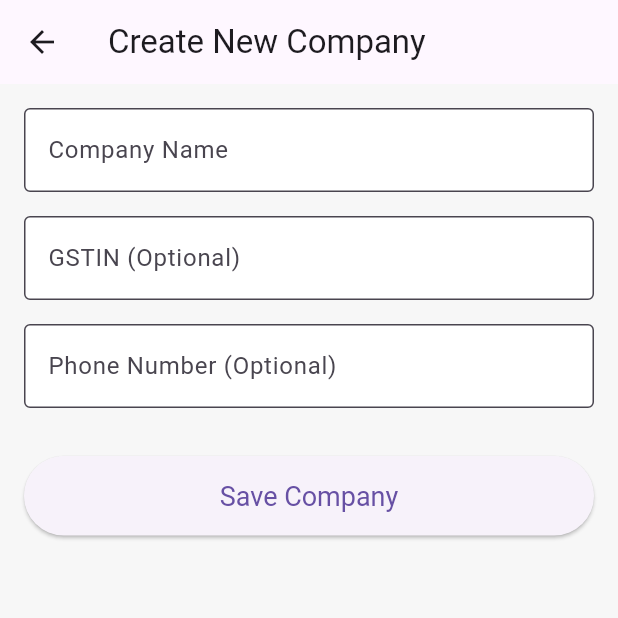
After one commit to neerajklopikl/zooogle, a Flutter app: the screen it shows after launch, after a tap on "Create Company", on a phone screen of 412 x 824 dp, the top half of it. The commit adds this screen. Run offline on Flutter 3.47's test engine with Material 3 defaults, Android fonts, the phone set to English and light mode, and no system bars; our stand-ins replace flutter_dotenv; network calls fail.

Commit message:
first commit

```diff
--- a/lib/main.dart
+++ b/lib/main.dart
@@ -1,22 +1,34 @@
 import 'package:flutter/material.dart';
-import 'package:provider/provider.dart';
-import 'package:zooogle/providers/theme_provider.dart';
-import 'app.dart';
 import 'package:flutter_dotenv/flutter_dotenv.dart';
+import 'screens/company/company_selection_screen.dart';
 
-// The main entry point of the application.
 Future<void> main() async {
-  // Load the environment variables from the .env file.
-  // The file to load is determined by the APP_ENV environment variable.
-  // To run in production, use: flutter run --dart-define=APP_ENV=prod
-  await dotenv.load(fileName: ".env.${const String.fromEnvironment('APP_ENV', defaultValue: 'dev')}");
+  await dotenv.load(fileName: ".env.dev");
 
-  runApp(
-    // We wrap the entire app in a ChangeNotifierProvider.
-    // This "provides" the ThemeProvider to all widgets in the app.
-    ChangeNotifierProvider(
-      create: (_) => ThemeProvider(),
-      child: const MyApp(),
-    ),
-  );
+  runApp(const MyApp());
 }
+
+class MyApp extends StatelessWidget {
+  const MyApp({Key? key}) : super(key: key);
+
+  @override
+  Widget build(BuildContext context) {
+    return MaterialApp(
+      title: 'Zooogle',
+      theme: ThemeData(
+        primarySwatch: Colors.red,
+        visualDensity: VisualDensity.adaptivePlatformDensity,
+        scaffoldBackgroundColor: const Color(0xFFF7F7F7),
+        inputDecorationTheme: const InputDecorationTheme(
+          filled: true,
+          fillColor: Colors.white,
+        ),
+        cardTheme: const CardTheme(
+          elevation: 1,
+          color: Colors.white,
+        ),
+      ),
+      home: const CompanySelectionScreen(),
+    );
+  }
+}
--- /dev/null
+++ b/lib/models/company.dart
@@ -0,0 +1,25 @@
+class Company {
+  final String id;
+  final String name;
+  final String company_code;
+  final String? gstin;
+  final String? phone;
+
+  Company({
+    required this.id,
+    required this.name,
+    required this.company_code,
+    this.gstin,
+    this.phone,
+  });
+
+  factory Company.fromJson(Map<String, dynamic> json) {
+    return Company(
+      id: json['_id'],
+      name: json['name'],
+      company_code: json['company_code'],
+      gstin: json['gstin'],
+      phone: json['phone'],
+    );
+  }
+}
--- /dev/null
+++ b/lib/screens/company/company_selection_screen.dart
@@ -0,0 +1,86 @@
+import 'package:flutter/material.dart';
+import '../../services/api_service.dart';
+import '../../models/company.dart';
+import 'create_company_screen.dart';
+
+class CompanySelectionScreen extends StatefulWidget {
+  const CompanySelectionScreen({Key? key}) : super(key: key);
+
+  @override
+  _CompanySelectionScreenState createState() => _CompanySelectionScreenState();
+}
+
+class _CompanySelectionScreenState extends State<CompanySelectionScreen> {
+  final ApiService _apiService = ApiService();
+  late Future<List<Company>> _companiesFuture;
+
+  @override
+  void initState() {
+    super.initState();
+    _loadCompanies();
+  }
+
+  void _loadCompanies() {
+    setState(() {
+      _companiesFuture = _apiService.getUserCompanies();
+    });
+  }
+
+  void _navigateToCreateCompany() async {
+    final bool? companyCreated = await Navigator.push(
+      context,
+      MaterialPageRoute(builder: (context) => const CreateCompanyScreen()),
+    );
+    if (companyCreated == true) {
+      _loadCompanies();
+    }
+  }
+
+  @override
+  Widget build(BuildContext context) {
+    return Scaffold(
+      appBar: AppBar(
+        title: const Text('Select a Company'),
+      ),
+      body: FutureBuilder<List<Company>>(
+        future: _companiesFuture,
+        builder: (context, snapshot) {
+          if (snapshot.connectionState == ConnectionState.waiting) {
+            return const Center(child: CircularProgressIndicator());
+          }
+          if (snapshot.hasError) {
+            return Center(child: Text('Error: ${snapshot.error}'));
+          }
+          if (!snapshot.hasData || snapshot.data!.isEmpty) {
+            return const Center(
+              child: Text(
+                'No companies found. Please create one.',
+                textAlign: TextAlign.center,
+              ),
+            );
+          }
+
+          final companies = snapshot.data!;
+          return ListView.builder(
+            itemCount: companies.length,
+            itemBuilder: (context, index) {
+              final company = companies[index];
+              return ListTile(
+                title: Text(company.name),
+                subtitle: Text(company.company_code),
+                onTap: () {
+                  print('Selected company: ${company.name} (${company.company_code})');
+                },
+              );
+            },
+          );
+        },
+      ),
+      floatingActionButton: FloatingActionButton.extended(
+        onPressed: _navigateToCreateCompany,
+        icon: const Icon(Icons.add),
+        label: const Text('Create Company'),
+      ),
+    );
+  }
+}
--- /dev/null
+++ b/lib/screens/company/create_company_screen.dart
@@ -0,0 +1,119 @@
+import 'package:flutter/material.dart';
+import '../../services/api_service.dart';
+
+class CreateCompanyScreen extends StatefulWidget {
+  const CreateCompanyScreen({Key? key}) : super(key: key);
+
+  @override
+  _CreateCompanyScreenState createState() => _CreateCompanyScreenState();
+}
+
+class _CreateCompanyScreenState extends State<CreateCompanyScreen> {
+  final _formKey = GlobalKey<FormState>();
+  final _apiService = ApiService();
+
+  final _nameController = TextEditingController();
+  final _gstinController = TextEditingController();
+  final _phoneController = TextEditingController();
+
+  bool _isSaving = false;
+
+  Future<void> _saveCompany() async {
+    if (_formKey.currentState!.validate()) {
+      setState(() {
+        _isSaving = true;
+      });
+
+      final companyData = {
+        'name': _nameController.text,
+        'gstin': _gstinController.text,
+        'phone': _phoneController.text,
+      };
+
+      try {
+        await _apiService.createCompany(companyData);
+        ScaffoldMessenger.of(context).showSnackBar(
+          const SnackBar(content: Text('Company created successfully!')),
+        );
+        Navigator.pop(context, true);
+      } catch (e) {
+        setState(() {
+          _isSaving = false;
+        });
+        ScaffoldMessenger.of(context).showSnackBar(
+          SnackBar(content: Text('Failed to create company: $e')),
+        );
+      }
+    }
+  }
+
+  @override
+  void dispose() {
+    _nameController.dispose();
+    _gstinController.dispose();
+    _phoneController.dispose();
+    super.dispose();
+  }
+
+  @override
+  Widget build(BuildContext context) {
+    return Scaffold(
+      appBar: AppBar(
+        title: const Text('Create New Company'),
+      ),
+      body: SingleChildScrollView(
+        padding: const EdgeInsets.all(16.0),
+        child: Form(
+          key: _formKey,
+          child: Column(
+            crossAxisAlignment: CrossAxisAlignment.stretch,
+            children: [
+              TextFormField(
+                controller: _nameController,
+                decoration: const InputDecoration(
+                  labelText: 'Company Name',
+                  border: OutlineInputBorder(),
+                  hintText: 'Enter your business name',
+                ),
+                validator: (value) {
+                  if (value == null || value.isEmpty) {
+                    return 'Please enter a company name';
+                  }
+                  return null;
+                },
+              ),
+              const SizedBox(height: 16),
+              TextFormField(
+                controller: _gstinController,
+                decoration: const InputDecoration(
+                  labelText: 'GSTIN (Optional)',
+                  border: OutlineInputBorder(),
+                ),
+              ),
+              const SizedBox(height: 16),
+              TextFormField(
+                controller: _phoneController,
+                decoration: const InputDecoration(
+                  labelText: 'Phone Number (Optional)',
+                  border: OutlineInputBorder(),
+                ),
+                keyboardType: TextInputType.phone,
+              ),
+              const SizedBox(height: 32),
+              ElevatedButton(
+                onPressed: _isSaving ? null : _saveCompany,
+                style: ElevatedButton.styleFrom(
+                  padding: const EdgeInsets.symmetric(vertical: 16),
+                  textStyle: const TextStyle(fontSize: 18),
+                ),
+                child: _isSaving
+                    ? const CircularProgressIndicator(valueColor: AlwaysStoppedAnimation<Color>(Colors.white))
+                    : const Text('Save Company'),
+              ),
+            ],
+          ),
+        ),
+      ),
+    );
+  }
+}
--- a/lib/services/api_service.dart
+++ b/lib/services/api_service.dart
@@ -7,11 +7,34 @@ import '../models/party.dart';
 import '../models/master.dart';
 import '../models/gstr_reconciliation_model.dart';
 import 'package:flutter_dotenv/flutter_dotenv.dart';
+import '../models/company.dart';
 
 class ApiService {
   final String _baseUrl = dotenv.env['BASE_URL'] ?? '';
 
-  // --- NEW FUNCTION ---
+  Future<Company> createCompany(Map<String, dynamic> companyData) async {
+    final response = await http.post(
+      Uri.parse('$_baseUrl/companies'),
+      headers: {'Content-Type': 'application/json'},
+      body: json.encode(companyData),
+    );
+    if (response.statusCode == 201) {
+      return Company.fromJson(json.decode(response.body));
+    } else {
+      throw Exception('Failed to create company. Status: ${response.statusCode}, Body: ${response.body}');
+    }
+  }
+
+  Future<List<Company>> getUserCompanies() async {
+    final response = await http.get(Uri.parse('$_baseUrl/companies'));
+    if (response.statusCode == 200) {
+      final List<dynamic> data = json.decode(response.body);
+      return data.map((item) => Company.fromJson(item)).toList();
+    } else {
+      throw Exception('Failed to load companies');
+    }
+  }
+
   Future<String> getNextTransactionNumber(String type) async {
     final response = await http.get(Uri.parse('$_baseUrl/transactions/next-number/$type'));
     if (response.statusCode == 200) {
@@ -21,7 +44,6 @@ class ApiService {
       throw Exception('Failed to get next transaction number');
     }
   }
-  // --- END NEW FUNCTION ---
 
   Future<List<Map<String, String>>> fetchIndianStates() async {
     final response = await http.get(Uri.parse('$_baseUrl/data/states'));
```
